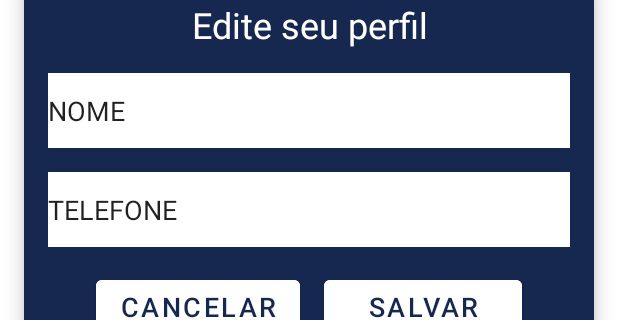
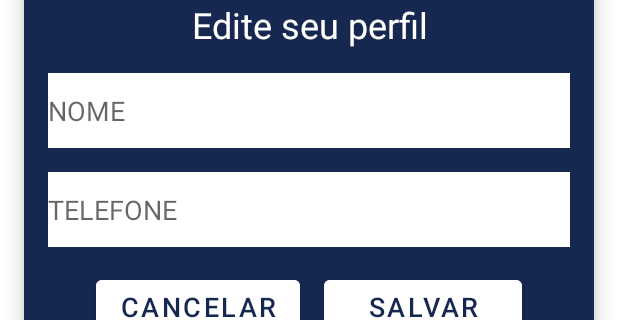
Before and after one commit to juliaenriquetto/SaberSenior, an Android app: the layout editerfil.xml on its own in the app's theme, with its tools: preview values and no code run, on a phone screen of 412 x 824 dp. Shown: the part 446-766 px from the top of the screen. Run offline under Robolectric (Android 15) with nearby library versions, the phone set to English and light mode, and no system bars; Roboto replaces fonts that are not available here.

Commit message:
ta pronto os bagulho

```diff
--- a/app/src/main/res/layout/activity_menu.xml
+++ b/app/src/main/res/layout/activity_menu.xml
@@ -10,6 +10,7 @@
     <HorizontalScrollView
         android:layout_width="match_parent"
         android:layout_height="wrap_content"
+
         android:scrollbars="none">
 
         <LinearLayout
--- a/app/src/main/res/layout/activity_tela_jogos.xml
+++ b/app/src/main/res/layout/activity_tela_jogos.xml
@@ -7,6 +7,8 @@
     android:background="@drawable/background_jogos"
     android:orientation="vertical"
     tools:context=".TelaJogos">
+
+
 
     <TextView
         android:id="@+id/tvDiasJogados"
--- a/app/src/main/res/layout/editerfil.xml
+++ b/app/src/main/res/layout/editerfil.xml
@@ -26,21 +26,21 @@
             android:fontFamily="@font/livvic_medium" />
 
         <EditText
-            android:id="@+id/edtNome"
+            android:id="@+id/EdtNomePf"
             android:layout_width="match_parent"
             android:layout_height="50dp"
             android:layout_marginTop="16dp"
             android:background="@color/white"
-            android:text="NOME"
+            android:hint="NOME"
             android:textSize="18sp" />
 
         <EditText
-            android:id="@+id/edtTelofone"
+            android:id="@+id/EdtTelPf"
             android:layout_width="match_parent"
             android:layout_height="50dp"
             android:layout_marginTop="16dp"
             android:background="@color/white"
-            android:text="TELEFONE"
+            android:hint="TELEFONE"
             android:textSize="18sp" />
 
         <LinearLayout
@@ -50,7 +50,7 @@
             android:gravity="center">
 
             <Button
-                android:id="@+id/dialog_Cancelar"
+                android:id="@+id/cancelar"
                 android:layout_width="wrap_content"
                 android:layout_height="wrap_content"
                 android:layout_marginEnd="16dp"
@@ -60,13 +60,14 @@
                 android:textSize="18sp" />
 
             <Button
-                android:id="@+id/dialog_Salvar"
+                android:id="@+id/salvar"
                 android:layout_width="132dp"
                 android:layout_height="wrap_content"
                 android:backgroundTint="#FFFFFF"
                 android:text="Salvar"
                 android:textColor="#162850"
                 android:textSize="18sp" />
+
         </LinearLayout>
     </LinearLayout>
 </androidx.cardview.widget.CardView>
--- a/app/src/main/res/values/themes.xml
+++ b/app/src/main/res/values/themes.xml
@@ -1,6 +1,6 @@
 <resources xmlns:tools="http://schemas.android.com/tools">
     <!-- Base application theme. -->
-    <style name="Theme.SaberSenior" parent="Theme.MaterialComponents.DayNight.DarkActionBar">
+    <style name="Theme.SaberSenior" parent="Theme.MaterialComponents.DayNight.NoActionBar">
         <!-- Primary brand color. -->
         <item name="colorPrimary">@color/purple_500</item>
         <item name="colorPrimaryVariant">@color/purple_700</item>
```
Also changed, not shown: app/src/main/java/com/example/sabersenior/Perfil.kt (+28 -4 lines).
